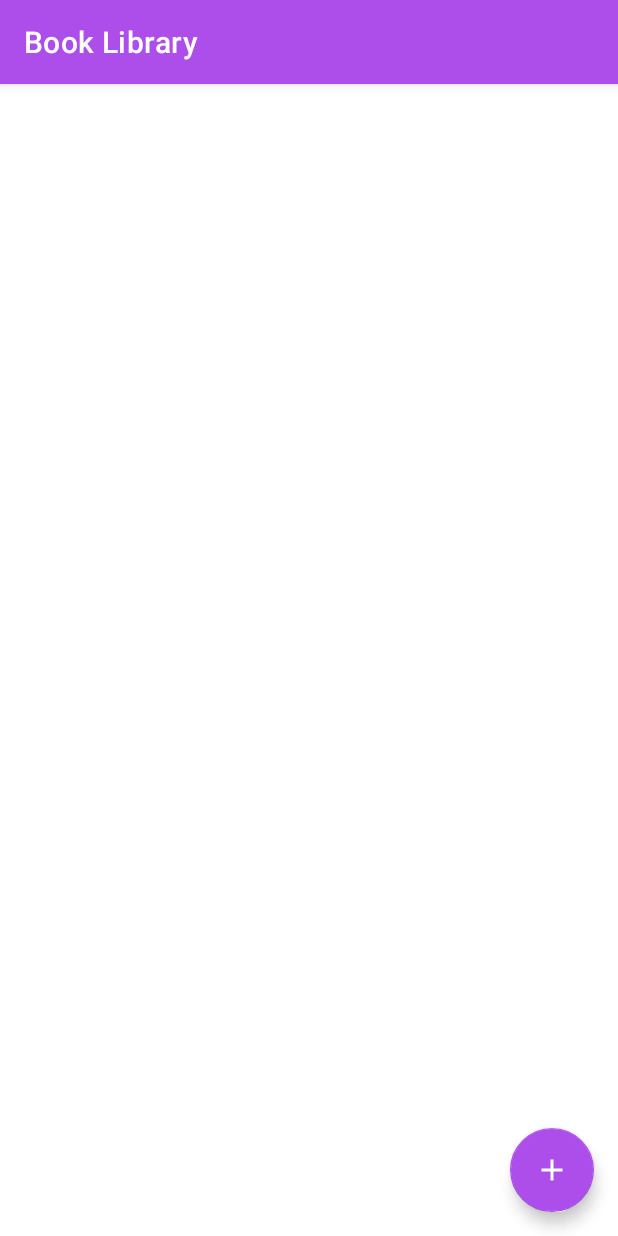
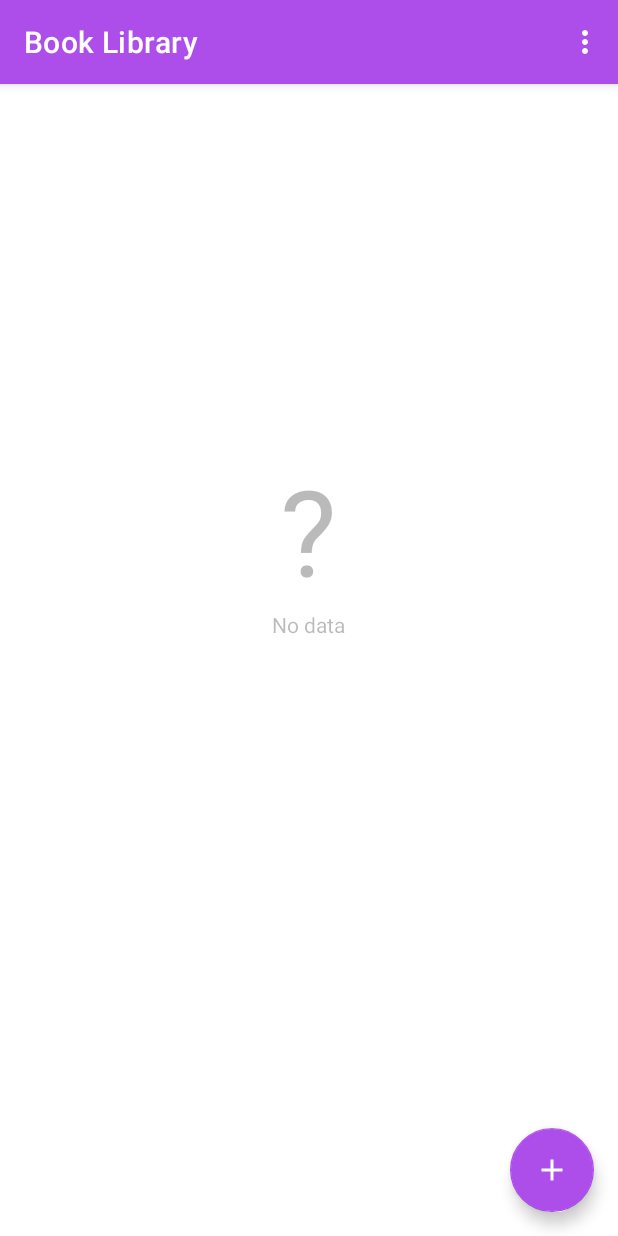
Before and after one commit to bennyfajri/CRUD_SQLite, an Android app: the screen it shows after launch (MainActivity), on a phone screen of 412 x 824 dp. Run offline under Robolectric (Android 15) with nearby library versions, the phone set to English and light mode, and no system bars.

Commit message:
delete data

```diff
--- a/app/src/main/AndroidManifest.xml
+++ b/app/src/main/AndroidManifest.xml
@@ -11,7 +11,8 @@
         android:theme="@style/Theme.CRUD_SQLite">
         <activity
             android:name=".UpdateActivity"
-            android:exported="true" />
+            android:exported="true"
+            android:parentActivityName=".MainActivity"/>
         <activity
             android:name=".AddActivity"
             android:exported="true"
--- /dev/null
+++ b/app/src/main/res/drawable/ic_delete.xml
@@ -0,0 +1,5 @@
+<vector android:height="24dp" android:tint="#FFFFFF"
+    android:viewportHeight="24" android:viewportWidth="24"
+    android:width="24dp" xmlns:android="http://schemas.android.com/apk/res/android">
+    <path android:fillColor="@android:color/white" android:pathData="M6,19c0,1.1 0.9,2 2,2h8c1.1,0 2,-0.9 2,-2V7H6v12zM19,4h-3.5l-1,-1h-5l-1,1H5v2h14V4z"/>
+</vector>
--- a/app/src/main/res/layout/activity_main.xml
+++ b/app/src/main/res/layout/activity_main.xml
@@ -15,6 +15,31 @@
         app:layout_constraintStart_toStartOf="parent"
         app:layout_constraintTop_toTopOf="parent" />
 
+    <LinearLayout
+        android:id="@+id/lnNotFound"
+        android:layout_width="match_parent"
+        android:layout_height="wrap_content"
+        android:alpha="0.5"
+        android:gravity="center"
+        android:orientation="vertical"
+        app:layout_constraintBottom_toBottomOf="@+id/recyclerView"
+        app:layout_constraintEnd_toEndOf="parent"
+        app:layout_constraintStart_toStartOf="parent"
+        app:layout_constraintTop_toTopOf="parent"
+        app:layout_constraintVertical_bias="0.38">
+
+        <TextView
+            android:layout_width="wrap_content"
+            android:layout_height="wrap_content"
+            android:text=" ? "
+            android:textSize="80sp" />
+
+        <TextView
+            android:layout_width="wrap_content"
+            android:layout_height="wrap_content"
+            android:text="No data" />
+    </LinearLayout>
+
     <com.google.android.material.floatingactionbutton.FloatingActionButton
         android:id="@+id/fabAdd"
         android:layout_width="wrap_content"
--- /dev/null
+++ b/app/src/main/res/menu/my_menu.xml
@@ -0,0 +1,11 @@
+<?xml version="1.0" encoding="utf-8"?>
+<menu xmlns:android="http://schemas.android.com/apk/res/android"
+    xmlns:app="http://schemas.android.com/apk/res-auto">
+    <item
+        android:id="@+id/delete_all"
+        android:icon="@drawable/ic_delete"
+        android:title="Delete All"
+        app:showAsAction="collapseActionView"/>
+
+
+</menu>
```
Also changed, not shown: app/src/main/java/com/example/crud_sqlite/MainActivity.kt (+40 -1 lines), app/src/main/java/com/example/crud_sqlite/MyDatabaseHelper.kt (+16 -0 lines), app/src/main/java/com/example/crud_sqlite/UpdateActivity.kt (+27 -2 lines), app/src/main/res/layout/activity_update.xml (+11 -0 lines).
